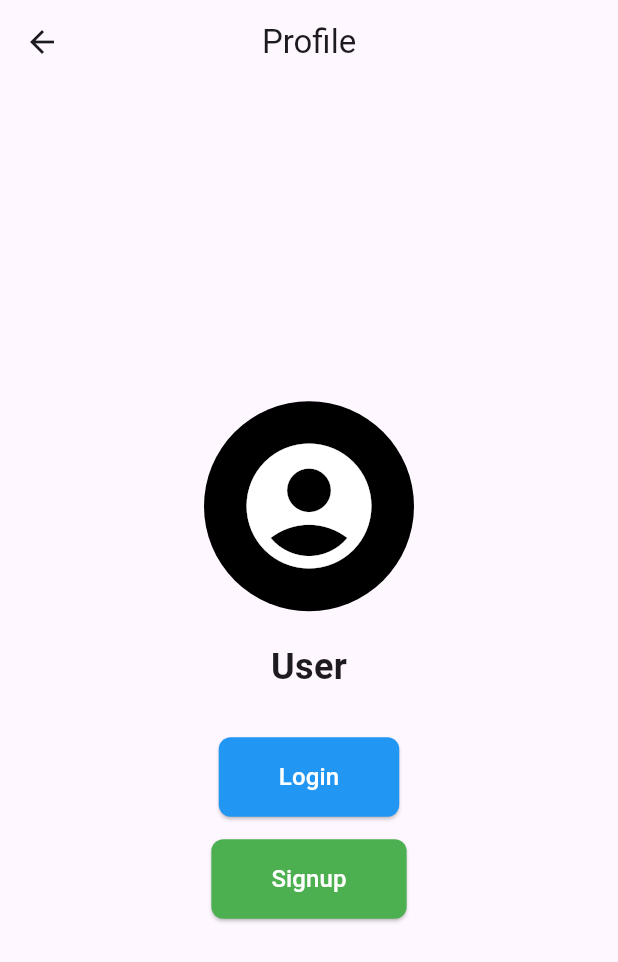
After one commit to GauravC02/DineSmart, a Flutter app: the screen it shows after launch, after a tap on the "person" icon, on a phone screen of 412 x 824 dp. The commit adds this screen. Shown: the top 962 px of the screen. Run offline on Flutter 3.47's test engine with Material 3 defaults, Android fonts, the phone set to English and light mode, and no system bars; our stand-ins replace geocoding, geolocator, google_maps_flutter; missing offline and left inert: qr_code_scanner.

Commit message:
"Updated auth.dart, dashboard.dart, login.dart, main.dart, signup.dart, pubspec.lock, pubspec.yaml, and web/index.html files with various code changes, including additions, modifications, and deletions."

```diff
--- a/dinesmart/lib/dashboard.dart
+++ b/dinesmart/lib/dashboard.dart
@@ -1,3 +1,5 @@
+// dashboard.dart
+
 import 'package:flutter/material.dart';
 import 'package:provider/provider.dart';
 import 'login.dart';
@@ -6,6 +8,7 @@ import 'restaurantdine.dart';
 import 'restaurants.dart';
 import 'bottomnavigationbar.dart';
 import 'theme.dart';
+import 'profile.dart'; // Import the ProfilePage
 
 class DashboardContent extends StatelessWidget {
   @override
@@ -30,15 +33,23 @@ class _DashboardPageState extends State<DashboardPage> {
 
   @override
   Widget build(BuildContext context) {
+    final String? username =
+        ModalRoute.of(context)!.settings.arguments as String?;
+
     return Consumer<ThemeNotifier>(builder: (context, themeNotifier, _) {
       return Scaffold(
         appBar: AppBar(
-          title: Text('Dashboard'),
           automaticallyImplyLeading: false,
           leading: IconButton(
             icon: Icon(Icons.person),
-            onPressed: () {},
+            onPressed: () {
+              Navigator.push(
+                context,
+                MaterialPageRoute(builder: (context) => ProfilePage()),
+              );
+            },
           ),
+          title: Text('Welcome ${username ?? "User"}'),
           actions: [
             IconButton(
               icon: Icon(Icons.search),
--- a/dinesmart/lib/main.dart
+++ b/dinesmart/lib/main.dart
@@ -1,3 +1,4 @@
+// main.dart
 import 'package:flutter/material.dart';
 import 'package:provider/provider.dart';
 import 'splashscreen.dart';
--- /dev/null
+++ b/dinesmart/lib/profile.dart
@@ -0,0 +1,91 @@
+import 'package:flutter/material.dart';
+import 'login.dart';
+import 'signup.dart';
+
+class ProfilePage extends StatelessWidget {
+  @override
+  Widget build(BuildContext context) {
+    return Scaffold(
+      appBar: AppBar(
+        title: Text('Profile'),
+        centerTitle: true,
+      ),
+      body: Center(
+        child: Padding(
+          padding: const EdgeInsets.all(20.0),
+          child: Column(
+            mainAxisAlignment: MainAxisAlignment.center,
+            crossAxisAlignment: CrossAxisAlignment.center,
+            children: [
+              CircleAvatar(
+                radius: 70,
+                backgroundColor: Colors.black,
+                child: Icon(
+                  Icons.account_circle,
+                  size: 100,
+                  color: Colors.white,
+                ),
+              ),
+              SizedBox(height: 20),
+              Text(
+                'User',
+                style: TextStyle(
+                  fontSize: 24,
+                  fontWeight: FontWeight.bold,
+                ),
+              ),
+              SizedBox(height: 30),
+              ElevatedButton(
+                onPressed: () {
+                  Navigator.push(
+                    context,
+                    MaterialPageRoute(builder: (context) => LoginPage()),
+                  );
+                },
+                style: ButtonStyle(
+                  padding: MaterialStateProperty.all(
+                    EdgeInsets.symmetric(horizontal: 40, vertical: 15),
+                  ),
+                  shape: MaterialStateProperty.all(
+                    RoundedRectangleBorder(
+                      borderRadius: BorderRadius.circular(8),
+                    ),
+                  ),
+                  backgroundColor: MaterialStateProperty.all(Colors.blue),
+                ),
+                child: Text(
+                  'Login',
+                  style: TextStyle(fontSize: 16, color: Colors.white),
+                ),
+              ),
+              SizedBox(height: 15),
+              ElevatedButton(
+                onPressed: () {
+                  Navigator.push(
+                    context,
+                    MaterialPageRoute(builder: (context) => SignupPage()),
+                  );
+                },
+                style: ButtonStyle(
+                  padding: MaterialStateProperty.all(
+                    EdgeInsets.symmetric(horizontal: 40, vertical: 15),
+                  ),
+                  shape: MaterialStateProperty.all(
+                    RoundedRectangleBorder(
+                      borderRadius: BorderRadius.circular(8),
+                    ),
+                  ),
+                  backgroundColor: MaterialStateProperty.all(Colors.green),
+                ),
+                child: Text(
+                  'Signup',
+                  style: TextStyle(fontSize: 16, color: Colors.white),
+                ),
+              ),
+            ],
+          ),
+        ),
+      ),
+    );
+  }
+}
--- a/dinesmart/pubspec.yaml
+++ b/dinesmart/pubspec.yaml
@@ -46,6 +46,7 @@ dependencies:
   firebase_auth: ^5.0.0
   cloud_firestore: ^5.0.0
   provider: ^5.0.0
+  http: ^1.2.1
 
 dev_dependencies:
   flutter_test:
```
Also changed, not shown: dinesmart/lib/auth.dart (+141 -8 lines), dinesmart/lib/login.dart (+6 -2 lines), dinesmart/lib/signup.dart (+12 -10 lines), dinesmart/pubspec.lock, 1 other file.
